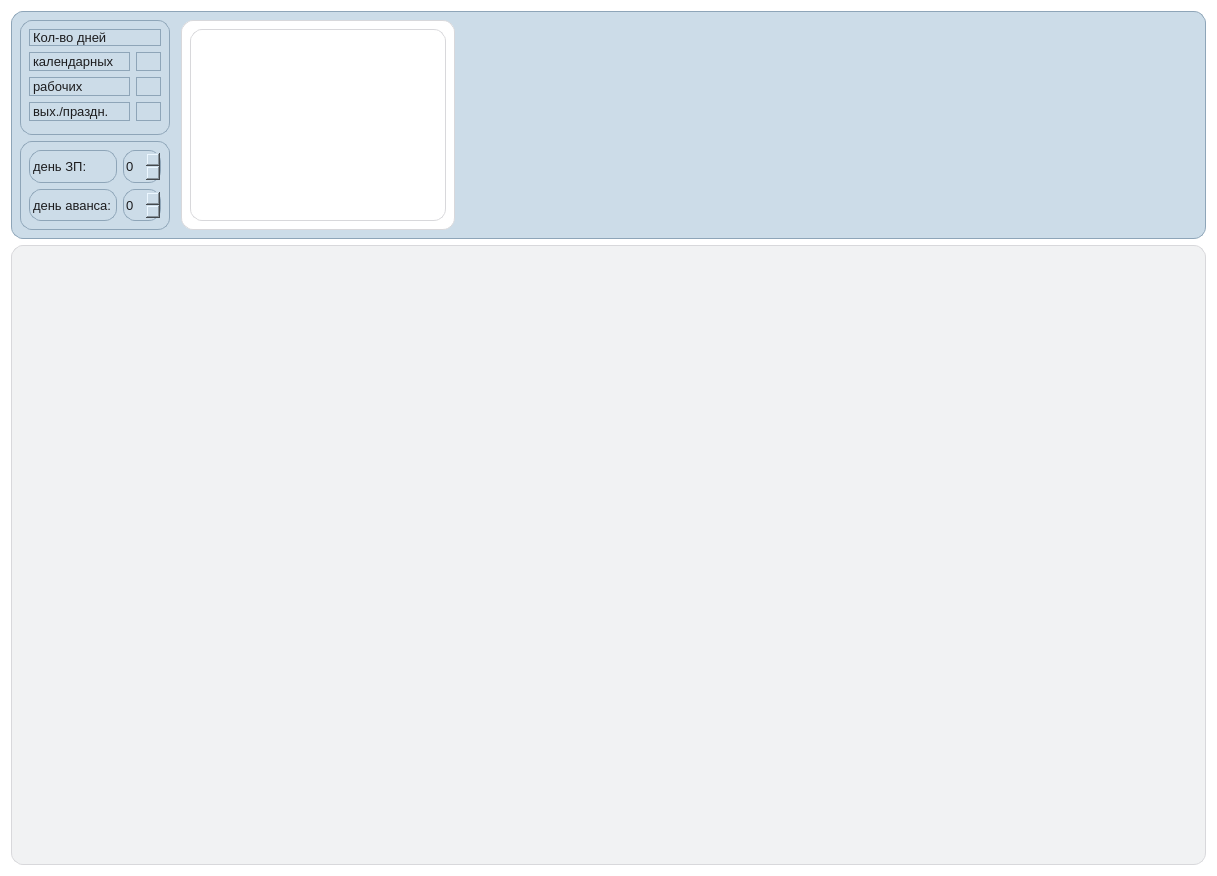
This is ui/cash.ui in CatMolnia/CASH as Qt 5 draws it before an edit. The edited form follows.
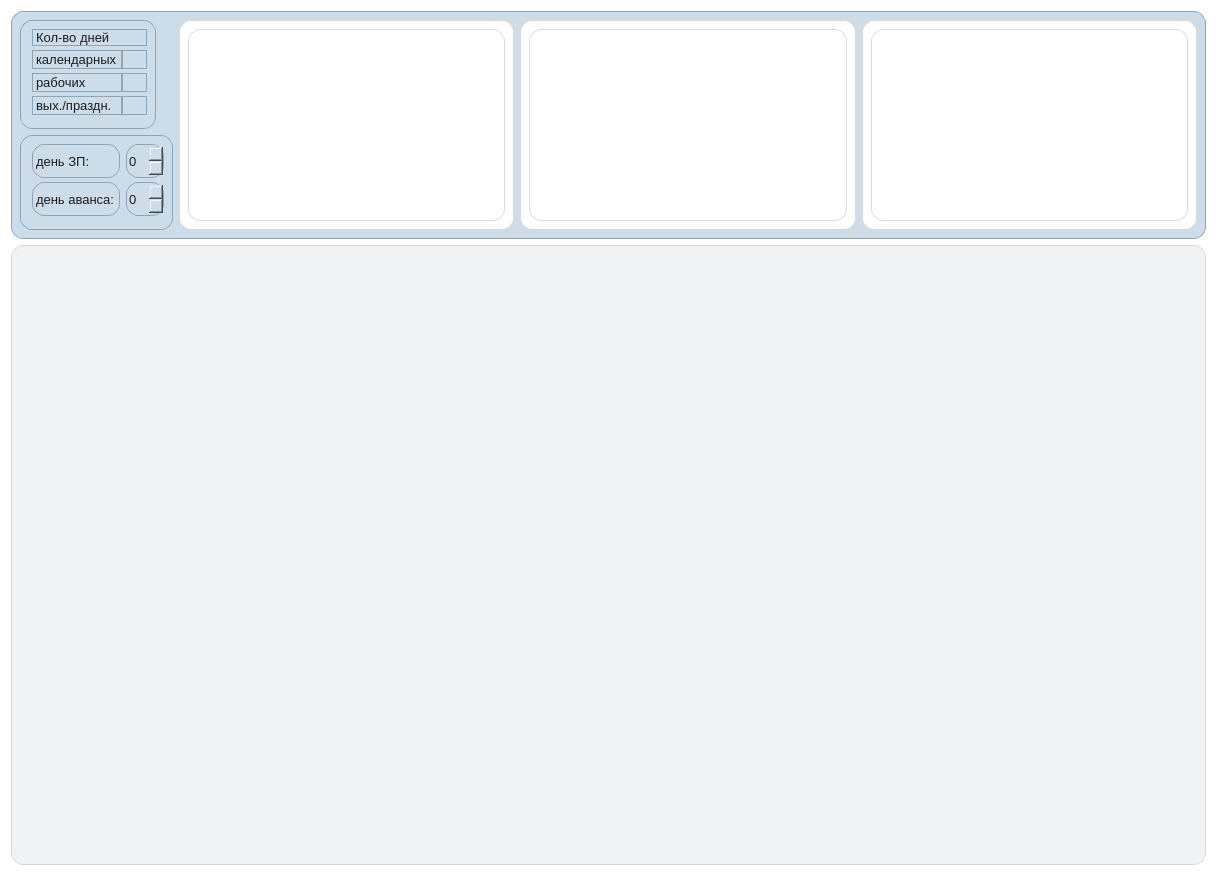
This is the edited form.

What changed in the file:
```diff
--- a/ui/cash.ui
+++ b/ui/cash.ui
@@ -44,14 +44,14 @@
       <item row="0" column="0">
        <layout class="QHBoxLayout" name="horizontalLayout_2" stretch="0,0,0,0">
         <item>
-         <layout class="QVBoxLayout" name="verticalLayout_2">
+         <layout class="QVBoxLayout" name="verticalLayout_2" stretch="0,0">
           <property name="spacing">
            <number>-1</number>
           </property>
           <item>
            <widget class="QWidget" name="general_information" native="true">
             <property name="sizePolicy">
-             <sizepolicy hsizetype="Preferred" vsizetype="Preferred">
+             <sizepolicy hsizetype="Maximum" vsizetype="Preferred">
               <horstretch>0</horstretch>
               <verstretch>0</verstretch>
              </sizepolicy>
@@ -60,12 +60,18 @@
              <string notr="true"/>
             </property>
             <layout class="QGridLayout" name="gridLayout_3">
+             <property name="leftMargin">
+              <number>12</number>
+             </property>
              <item row="0" column="0">
               <layout class="QGridLayout" name="gridLayout_2">
-               <property name="spacing">
+               <property name="horizontalSpacing">
                 <number>-1</number>
                </property>
-               <item row="0" column="0">
+               <property name="verticalSpacing">
+                <number>4</number>
+               </property>
+               <item row="1" column="0">
                 <widget class="QLabel" name="label_title">
                  <property name="sizePolicy">
                   <sizepolicy hsizetype="Preferred" vsizetype="Preferred">
@@ -87,7 +93,7 @@
                  </property>
                 </widget>
                </item>
-               <item row="1" column="0">
+               <item row="2" column="0">
                 <layout class="QHBoxLayout" name="horizontalLayout_3">
                  <item>
                   <widget class="QLabel" name="label_calendar">
@@ -129,49 +135,7 @@
                  </item>
                 </layout>
                </item>
-               <item row="2" column="0">
-                <layout class="QHBoxLayout" name="horizontalLayout_4">
-                 <item>
-                  <widget class="QLabel" name="label_work">
-                   <property name="sizePolicy">
-                    <sizepolicy hsizetype="Preferred" vsizetype="Preferred">
-                     <horstretch>0</horstretch>
-                     <verstretch>0</verstretch>
-                    </sizepolicy>
-                   </property>
-                   <property name="text">
-                    <string>рабочих</string>
-                   </property>
-                   <property name="alignment">
-                    <set>Qt::AlignLeading|Qt::AlignLeft|Qt::AlignVCenter</set>
-                   </property>
-                  </widget>
-                 </item>
-                 <item>
-                  <widget class="QLineEdit" name="lineEdit_work">
-                   <property name="sizePolicy">
-                    <sizepolicy hsizetype="Preferred" vsizetype="Preferred">
-                     <horstretch>0</horstretch>
-                     <verstretch>0</verstretch>
-                    </sizepolicy>
-                   </property>
-                   <property name="maximumSize">
-                    <size>
-                     <width>25</width>
-                     <height>16777215</height>
-                    </size>
-                   </property>
-                   <property name="text">
-                    <string/>
-                   </property>
-                   <property name="alignment">
-                    <set>Qt::AlignCenter</set>
-                   </property>
-                  </widget>
-                 </item>
-                </layout>
-               </item>
-               <item row="3" column="0">
+               <item row="4" column="0">
                 <layout class="QHBoxLayout" name="horizontalLayout_5">
                  <item>
                   <widget class="QLabel" name="label_weekend">
@@ -213,6 +177,48 @@
                  </item>
                 </layout>
                </item>
+               <item row="3" column="0">
+                <layout class="QHBoxLayout" name="horizontalLayout_4">
+                 <item>
+                  <widget class="QLabel" name="label_work">
+                   <property name="sizePolicy">
+                    <sizepolicy hsizetype="Preferred" vsizetype="Preferred">
+                     <horstretch>0</horstretch>
+                     <verstretch>0</verstretch>
+                    </sizepolicy>
+                   </property>
+                   <property name="text">
+                    <string>рабочих</string>
+                   </property>
+                   <property name="alignment">
+                    <set>Qt::AlignLeading|Qt::AlignLeft|Qt::AlignVCenter</set>
+                   </property>
+                  </widget>
+                 </item>
+                 <item>
+                  <widget class="QLineEdit" name="lineEdit_work">
+                   <property name="sizePolicy">
+                    <sizepolicy hsizetype="Preferred" vsizetype="Preferred">
+                     <horstretch>0</horstretch>
+                     <verstretch>0</verstretch>
+                    </sizepolicy>
+                   </property>
+                   <property name="maximumSize">
+                    <size>
+                     <width>25</width>
+                     <height>16777215</height>
+                    </size>
+                   </property>
+                   <property name="text">
+                    <string/>
+                   </property>
+                   <property name="alignment">
+                    <set>Qt::AlignCenter</set>
+                   </property>
+                  </widget>
+                 </item>
+                </layout>
+               </item>
               </layout>
              </item>
              <item row="1" column="0">
@@ -221,7 +227,7 @@
                 <enum>Qt::Horizontal</enum>
                </property>
                <property name="sizeType">
-                <enum>QSizePolicy::Minimum</enum>
+                <enum>QSizePolicy::Preferred</enum>
                </property>
                <property name="sizeHint" stdset="0">
                 <size>
@@ -236,12 +242,22 @@
           </item>
           <item>
            <widget class="QWidget" name="secondary_information" native="true">
+            <property name="sizePolicy">
+             <sizepolicy hsizetype="Maximum" vsizetype="Preferred">
+              <horstretch>0</horstretch>
+              <verstretch>0</verstretch>
+             </sizepolicy>
+            </property>
             <layout class="QGridLayout" name="gridLayout_4">
+             <property name="leftMargin">
+              <number>12</number>
+             </property>
              <item row="0" column="0">
-              <layout class="QHBoxLayout" name="horizontalLayout">
-               <item>
-                <layout class="QVBoxLayout" name="verticalLayout_3">
-                 <item>
+              <layout class="QGridLayout" name="gridLayout_5">
+               <property name="verticalSpacing">
+                <number>4</number>
+               </property>
+               <item row="0" column="0">
                   <widget class="QLabel" name="label_day_zp">
                    <property name="sizePolicy">
                     <sizepolicy hsizetype="Preferred" vsizetype="Preferred">
@@ -254,10 +270,20 @@
                    </property>
                   </widget>
                  </item>
-                 <item>
+               <item row="0" column="1">
+                <widget class="QSpinBox" name="spinBox_zp">
+                 <property name="sizePolicy">
+                  <sizepolicy hsizetype="Preferred" vsizetype="Preferred">
+                   <horstretch>0</horstretch>
+                   <verstretch>0</verstretch>
+                  </sizepolicy>
+                 </property>
+                </widget>
+               </item>
+               <item row="1" column="0">
                   <widget class="QLabel" name="label_day_avans">
                    <property name="sizePolicy">
-                    <sizepolicy hsizetype="Minimum" vsizetype="Preferred">
+                  <sizepolicy hsizetype="Preferred" vsizetype="Preferred">
                      <horstretch>0</horstretch>
                      <verstretch>0</verstretch>
                     </sizepolicy>
@@ -267,21 +293,7 @@
                    </property>
                   </widget>
                  </item>
-                </layout>
-               </item>
-               <item>
-                <layout class="QVBoxLayout" name="verticalLayout_4">
-                 <item>
-                  <widget class="QSpinBox" name="spinBox_zp">
-                   <property name="sizePolicy">
-                    <sizepolicy hsizetype="Preferred" vsizetype="Preferred">
-                     <horstretch>0</horstretch>
-                     <verstretch>0</verstretch>
-                    </sizepolicy>
-                   </property>
-                  </widget>
-                 </item>
-                 <item>
+               <item row="1" column="1">
                   <widget class="QSpinBox" name="spinBox_avans">
                    <property name="sizePolicy">
                     <sizepolicy hsizetype="Preferred" vsizetype="Preferred">
@@ -293,15 +305,8 @@
                  </item>
                 </layout>
                </item>
-              </layout>
-             </item>
-            </layout>
-           </widget>
-          </item>
-         </layout>
-        </item>
-        <item>
-         <spacer name="horizontalSpacer_4">
+             <item row="1" column="0">
+              <spacer name="horizontalSpacer_3">
           <property name="orientation">
            <enum>Qt::Horizontal</enum>
           </property>
@@ -310,16 +315,21 @@
           </property>
           <property name="sizeHint" stdset="0">
            <size>
-            <width>5</width>
-            <height>20</height>
+                 <width>40</width>
+                 <height>5</height>
            </size>
           </property>
          </spacer>
+             </item>
+            </layout>
+           </widget>
+          </item>
+         </layout>
         </item>
         <item>
          <widget class="QWidget" name="widget_calendar" native="true">
           <property name="sizePolicy">
-           <sizepolicy hsizetype="Maximum" vsizetype="Preferred">
+           <sizepolicy hsizetype="Preferred" vsizetype="Preferred">
             <horstretch>0</horstretch>
             <verstretch>0</verstretch>
            </sizepolicy>
@@ -339,23 +349,87 @@
           </property>
           <layout class="QVBoxLayout" name="verticalLayout">
            <item>
-            <widget class="QTableWidget" name="tableWidget_calendar"/>
+            <widget class="QTableWidget" name="tableWidget_calendar">
+             <property name="sizePolicy">
+              <sizepolicy hsizetype="Expanding" vsizetype="Expanding">
+               <horstretch>0</horstretch>
+               <verstretch>0</verstretch>
+              </sizepolicy>
+             </property>
+            </widget>
            </item>
           </layout>
          </widget>
         </item>
         <item>
-         <spacer name="horizontalSpacer_2">
-          <property name="orientation">
-           <enum>Qt::Horizontal</enum>
+         <widget class="QWidget" name="widget_calendar_2" native="true">
+          <property name="sizePolicy">
+           <sizepolicy hsizetype="Preferred" vsizetype="Preferred">
+            <horstretch>0</horstretch>
+            <verstretch>0</verstretch>
+           </sizepolicy>
           </property>
-          <property name="sizeHint" stdset="0">
-           <size>
-            <width>40</width>
-            <height>20</height>
-           </size>
+          <property name="styleSheet">
+           <string notr="true">QWidget {
+    background: #FFFFFF;
+
+    color: #1C1C1E;
+
+    font-family: &quot;SF Pro Text&quot;, &quot;Helvetica Neue&quot;, &quot;Helvetica&quot;, &quot;Arial&quot;;
+    font-size: 13px;
+
+    border: 1px solid #D8D8DB;
+    border-radius: 12px;
+}</string>
           </property>
-         </spacer>
+          <layout class="QVBoxLayout" name="verticalLayout_3">
+           <item>
+            <widget class="QTableWidget" name="tableWidget_calendar_2">
+             <property name="sizePolicy">
+              <sizepolicy hsizetype="Expanding" vsizetype="Expanding">
+               <horstretch>0</horstretch>
+               <verstretch>0</verstretch>
+              </sizepolicy>
+             </property>
+            </widget>
+           </item>
+          </layout>
+         </widget>
+        </item>
+        <item>
+         <widget class="QWidget" name="widget_calendar_3" native="true">
+          <property name="sizePolicy">
+           <sizepolicy hsizetype="Preferred" vsizetype="Preferred">
+            <horstretch>0</horstretch>
+            <verstretch>0</verstretch>
+           </sizepolicy>
+          </property>
+          <property name="styleSheet">
+           <string notr="true">QWidget {
+    background: #FFFFFF;
+
+    color: #1C1C1E;
+
+    font-family: &quot;SF Pro Text&quot;, &quot;Helvetica Neue&quot;, &quot;Helvetica&quot;, &quot;Arial&quot;;
+    font-size: 13px;
+
+    border: 1px solid #D8D8DB;
+    border-radius: 12px;
+}</string>
+          </property>
+          <layout class="QVBoxLayout" name="verticalLayout_5">
+           <item>
+            <widget class="QTableWidget" name="tableWidget_calendar_4">
+             <property name="sizePolicy">
+              <sizepolicy hsizetype="Expanding" vsizetype="Expanding">
+               <horstretch>0</horstretch>
+               <verstretch>0</verstretch>
+              </sizepolicy>
+             </property>
+            </widget>
+           </item>
+          </layout>
+         </widget>
         </item>
        </layout>
       </item>
```
Lines whose indentation alone changed are shown as unchanged.
